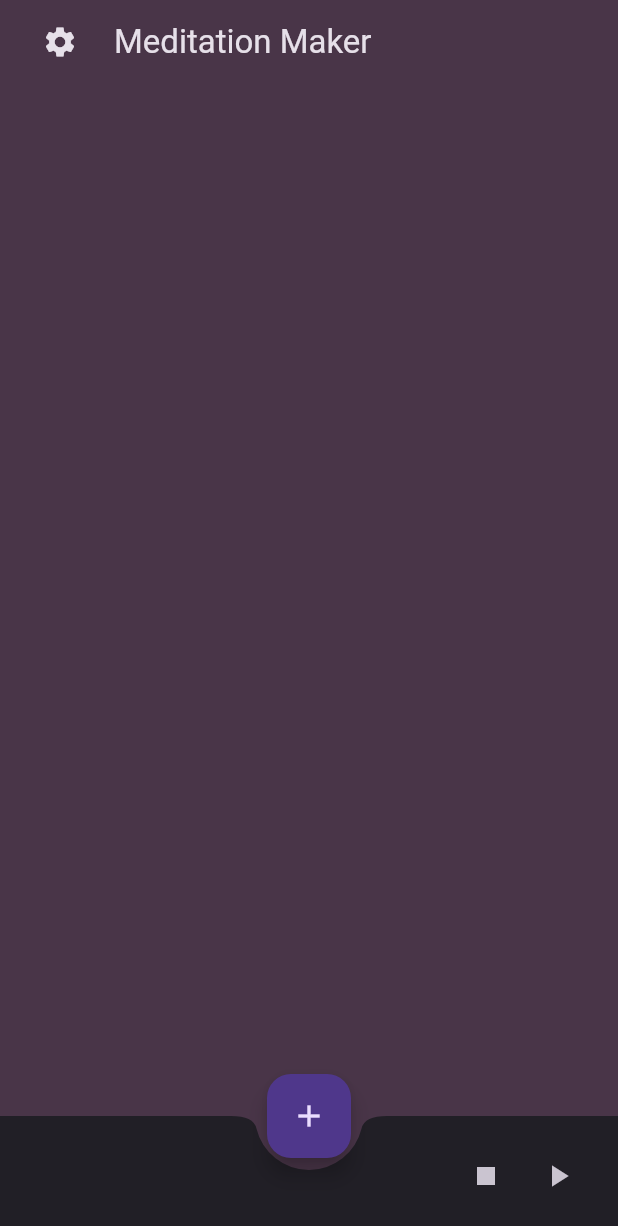
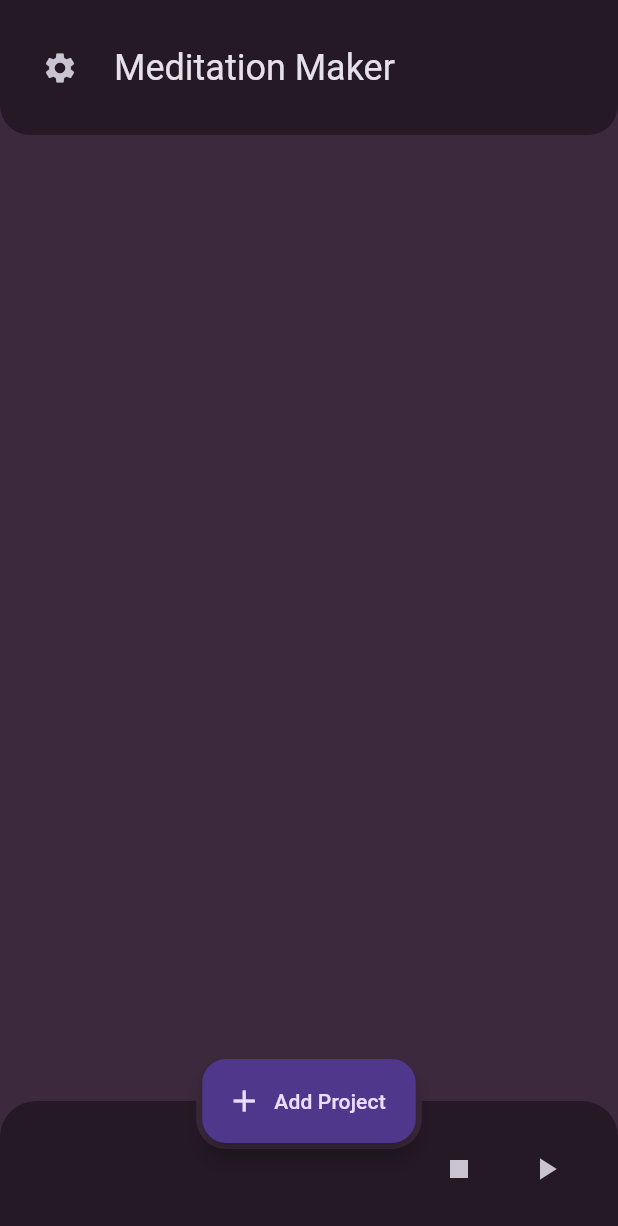
Before and after one commit to arpithindukuri/meditation_maker, a Flutter app: the screen it shows after launch, on a phone screen of 412 x 824 dp. Shown: the top 1226 px of the screen. Run offline on Flutter 3.47's test engine with Material 3 defaults, Android fonts, the light colour scheme and no system bars; our stand-ins replace cloud_functions, firebase_core, flutter_redux, just_audio, redux; missing offline and left inert: googleapis; accounts and stored records are empty; project files that could hold a hidden picture were left out.

Commit message:
theming and refactor

```diff
--- a/lib/view/layout/app_audio_bar.dart
+++ b/lib/view/layout/app_audio_bar.dart
@@ -1,4 +1,5 @@
 import 'package:flutter/material.dart';
+import 'package:meditation_maker/view/layout/app_top_bar.dart';
 
 class AppAudioBar extends StatelessWidget {
   const AppAudioBar({
@@ -8,17 +9,28 @@ class AppAudioBar extends StatelessWidget {
   @override
   Widget build(BuildContext context) {
     return BottomAppBar(
-      shape: const CircularNotchedRectangle(),
-      notchMargin: 8,
+      height: toolbarHeight,
+      shape: const AutomaticNotchedShape(
+        RoundedRectangleBorder(
+          borderRadius: BorderRadius.only(
+            topLeft: Radius.circular(24),
+            topRight: Radius.circular(24),
+          ),
+        ),
+        RoundedRectangleBorder(
+          borderRadius: BorderRadius.all(Radius.circular(20)),
+        ),
+      ),
       child: Row(
         mainAxisSize: MainAxisSize.max,
         mainAxisAlignment: MainAxisAlignment.end,
+        crossAxisAlignment: CrossAxisAlignment.end,
         children: [
-          const SizedBox(width: 4),
           IconButton(
             icon: const Icon(Icons.stop),
             onPressed: () {},
           ),
+          const SizedBox(width: 10),
           IconButton(
             icon: const Icon(Icons.play_arrow),
             onPressed: () {},
--- a/lib/view/layout/app_layout.dart
+++ b/lib/view/layout/app_layout.dart
@@ -6,44 +6,8 @@ import 'package:meditation_maker/redux/redux_store.dart';
 import 'package:meditation_maker/view/layout/app_body.dart';
 
 import 'app_audio_bar.dart';
+import 'app_theme.dart';
 import 'app_top_bar.dart';
-
-// https://coolors.co/754668-587d71-4daa57-b5dda4-f9eccc
-const rawColors = ["#493548", "#4b4e6d", "#6a8d92", "#80b192", "#a1e887"];
-const rawColorInts = [
-  0xFF493548,
-  0xFF4b4e6d,
-  0xFF6a8d92,
-  0xFF80b192,
-  0xFFa1e887
-];
-
-class AppColors {
-  static final primaryDark = createMaterialColor(Color(rawColorInts[0]));
-  static final secondaryDark = createMaterialColor(Color(rawColorInts[1]));
-  static final primaryLight = createMaterialColor(Color(rawColorInts[3]));
-  static final secondaryLight = createMaterialColor(Color(rawColorInts[2]));
-}
-
-MaterialColor createMaterialColor(Color color) {
-  List strengths = <double>[.05];
-  final swatch = <int, Color>{};
-  final int r = color.red, g = color.green, b = color.blue;
-
-  for (int i = 1; i < 10; i++) {
-    strengths.add(0.1 * i);
-  }
-  strengths.forEach((strength) {
-    final double ds = 0.5 - strength;
-    swatch[(strength * 1000).round()] = Color.fromRGBO(
-      r + ((ds < 0 ? r : (255 - r)) * ds).round(),
-      g + ((ds < 0 ? g : (255 - g)) * ds).round(),
-      b + ((ds < 0 ? b : (255 - b)) * ds).round(),
-      1,
-    );
-  });
-  return MaterialColor(color.value, swatch);
-}
 
 class AppLayout extends StatelessWidget {
   final AppScreen activeScreen;
@@ -59,27 +23,19 @@ class AppLayout extends StatelessWidget {
         debugShowCheckedModeBanner: false,
         title: 'Flutter Demo',
         themeMode: ThemeMode.dark,
-        theme: ThemeData(
-          primarySwatch: Colors.teal,
-          scaffoldBackgroundColor: Colors.teal[50],
-        ),
-        darkTheme: ThemeData(
-          brightness: Brightness.dark,
-          primarySwatch: Colors.teal,
-          scaffoldBackgroundColor: AppColors.primaryDark,
-          appBarTheme: AppBarTheme(
-            backgroundColor: AppColors.primaryDark,
-          ),
-        ),
+        theme: appThemeDataLight,
+        darkTheme: appThemeDataDark,
         home: Scaffold(
           body: const AppBody(),
           appBar: const AppTopBar(),
-          floatingActionButton: FloatingActionButton(
+          extendBody: true,
+          floatingActionButton: FloatingActionButton.extended(
             onPressed: () {
               store.dispatch(CreateProjectAction());
             },
             tooltip: 'Add Project',
-            child: const Icon(Icons.add),
+            label: const Text('Add Project'),
+            icon: const Icon(Icons.add),
           ),
           floatingActionButtonLocation:
               FloatingActionButtonLocation.centerDocked,
--- /dev/null
+++ b/lib/view/layout/app_theme.dart
@@ -0,0 +1,53 @@
+import 'package:flutter/material.dart';
+
+// https://coolors.co/493548-4b4e6d-6a8d92-80b192-a1e887
+// https://coolors.co/3d293d-4b4e6d-6a8d92-b3d0be-a1e887
+const rawColors = ["#3D293D", "#4B4E6D", "#6A8D92", "#B3D0BE", "#A1E887"];
+final rawColorInts =
+    rawColors.map((c) => int.parse('FF${c.substring(1)}', radix: 16)).toList();
+
+class AppColors {
+  static final primaryDark = createMaterialColor(Color(rawColorInts[0]));
+  static final secondaryDark = createMaterialColor(Color(rawColorInts[1]));
+  static final primaryLight = createMaterialColor(Color(rawColorInts[3]));
+  static final secondaryLight = createMaterialColor(Color(rawColorInts[2]));
+}
+
+MaterialColor createMaterialColor(Color color) {
+  List strengths = <double>[.05];
+  final swatch = <int, Color>{};
+  final int r = color.red, g = color.green, b = color.blue;
+
+  for (int i = 1; i < 10; i++) {
+    strengths.add(0.1 * i);
+  }
+  for (final strength in strengths) {
+    final double ds = 0.5 - strength;
+    swatch[(strength * 1000).round()] = Color.fromRGBO(
+      r + ((ds < 0 ? r : (255 - r)) * ds).round(),
+      g + ((ds < 0 ? g : (255 - g)) * ds).round(),
+      b + ((ds < 0 ? b : (255 - b)) * ds).round(),
+      1,
+    );
+  }
+  return MaterialColor(color.value, swatch);
+}
+
+final appThemeDataLight = ThemeData(
+  primarySwatch: AppColors.primaryDark,
+  scaffoldBackgroundColor: AppColors.primaryDark[50],
+);
+final appThemeDataDark = ThemeData(
+  brightness: Brightness.dark,
+  primarySwatch: AppColors.primaryDark,
+  scaffoldBackgroundColor: AppColors.primaryDark,
+  bottomAppBarTheme: BottomAppBarTheme(
+    color: AppColors.primaryDark[900],
+    surfaceTintColor: Colors.transparent,
+    padding: const EdgeInsets.all(24),
+  ),
+  appBarTheme: AppBarTheme(
+    color: AppColors.primaryDark[900],
+    surfaceTintColor: Colors.transparent,
+  ),
+);
--- a/lib/view/layout/app_top_bar.dart
+++ b/lib/view/layout/app_top_bar.dart
@@ -3,6 +3,8 @@ import 'package:flutter_redux/flutter_redux.dart';
 import 'package:meditation_maker/model/app_state.dart';
 import 'package:meditation_maker/redux/nav_redux.dart';
 import 'package:redux/redux.dart';
+
+const double toolbarHeight = 90;
 
 class AppTopBar extends StatelessWidget implements PreferredSizeWidget {
   const AppTopBar({super.key});
@@ -16,7 +18,10 @@ class AppTopBar extends StatelessWidget implements PreferredSizeWidget {
             icon: const Icon(Icons.settings),
           ),
           const SizedBox(width: 12),
-          const Text("Meditation Maker"),
+          Text(
+            "Meditation Maker",
+            style: Theme.of(context).textTheme.headlineSmall,
+          ),
         ];
       case AppScreen.projectEditor:
         return [
@@ -47,13 +52,26 @@ class AppTopBar extends StatelessWidget implements PreferredSizeWidget {
         converter: (store) => store,
         builder: (context, store) {
           return AppBar(
-            title: Row(
-              children: _getChildren(context, store),
+            scrolledUnderElevation: 0,
+            toolbarHeight: toolbarHeight,
+            flexibleSpace: Container(
+              padding: const EdgeInsets.symmetric(vertical: 24, horizontal: 16),
+              alignment: Alignment.bottomLeft,
+              child: Row(
+                crossAxisAlignment: CrossAxisAlignment.center,
+                children: _getChildren(context, store),
+              ),
+            ),
+            shape: const RoundedRectangleBorder(
+              borderRadius: BorderRadius.only(
+                bottomLeft: Radius.circular(20),
+                bottomRight: Radius.circular(20),
+              ),
             ),
           );
         });
   }
 
   @override
-  Size get preferredSize => const Size.fromHeight(kToolbarHeight);
+  Size get preferredSize => const Size.fromHeight(toolbarHeight);
 }
--- a/lib/view/screens/project_list.dart
+++ b/lib/view/screens/project_list.dart
@@ -3,8 +3,10 @@ import 'package:flutter_redux/flutter_redux.dart';
 import 'package:meditation_maker/model/app_state.dart';
 import 'package:meditation_maker/model/project.dart';
 import 'package:meditation_maker/redux/project_list_redux.dart';
+import 'package:meditation_maker/view/layout/app_top_bar.dart';
 
 import 'project_list_item_card.dart';
+import 'sort_buttons.dart';
 
 class ProjectList extends StatefulWidget {
   const ProjectList({super.key});
@@ -23,14 +25,58 @@ class ProjectListState extends State<ProjectList> {
         },
         builder: (context, projects) {
           return Container(
-            padding: const EdgeInsets.all(8.0),
             width: double.infinity,
-            child: ListView.builder(
-              itemCount: projects.length,
-              itemBuilder: (context, index) {
-                final project = projects[index];
-                return ProjectListItemCard(project: project);
-              },
+            child: Column(
+              children: [
+                Expanded(
+                  child: ListView.separated(
+                    padding: const EdgeInsets.all(24),
+                    itemCount: projects.length,
+                    separatorBuilder: (context, index) => const SizedBox(
+                      height: 5,
+                    ),
+                    itemBuilder: (context, index) {
+                      final project = projects[index];
+
+                      if (index == 0) {
+                        return Column(
+                          children: [
+                            Row(
+                              mainAxisAlignment: MainAxisAlignment.spaceBetween,
+                              children: [
+                                IconButton.outlined(
+                                  icon: const Icon(Icons.search),
+                                  onPressed: () {
+                                    // Navigator.pushNamed(context, '/project-editor');
+                                  },
+                                ),
+                                const Row(
+                                  children: [
+                                    Text('Filter By: '),
+                                    SizedBox(width: 2),
+                                    SortButtons(),
+                                  ],
+                                ),
+                              ],
+                            ),
+                            const SizedBox(height: 24),
+                            ProjectListItemCard(project: project),
+                          ],
+                        );
+                      } else if (index == projects.length - 1) {
+                        return Column(
+                          children: [
+                            ProjectListItemCard(project: project),
+                            const SizedBox(height: toolbarHeight + 24),
+                          ],
+                        );
+                      } else {
+                        return ProjectListItemCard(project: project);
+                      }
+                    },
+                  ),
+                ),
+              ],
             ),
           );
         });
```
Also changed, not shown: lib/view/screens/project_list_item_card.dart (+8 -9 lines), lib/view/screens/sort_buttons.dart (added, +48 -0 lines).
